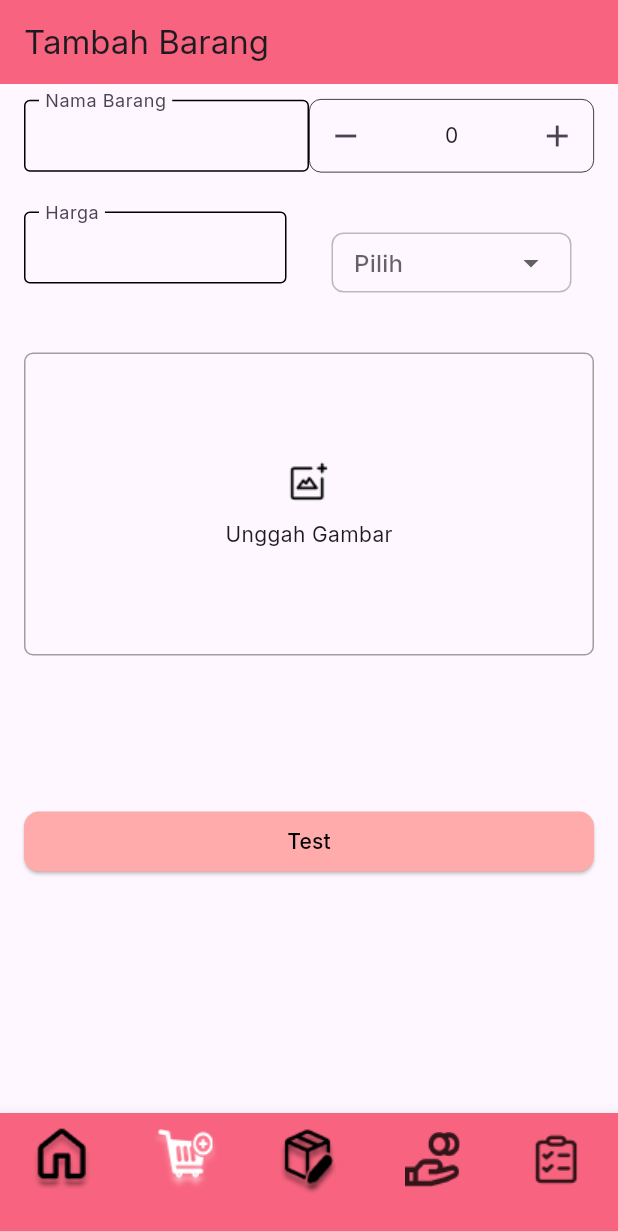
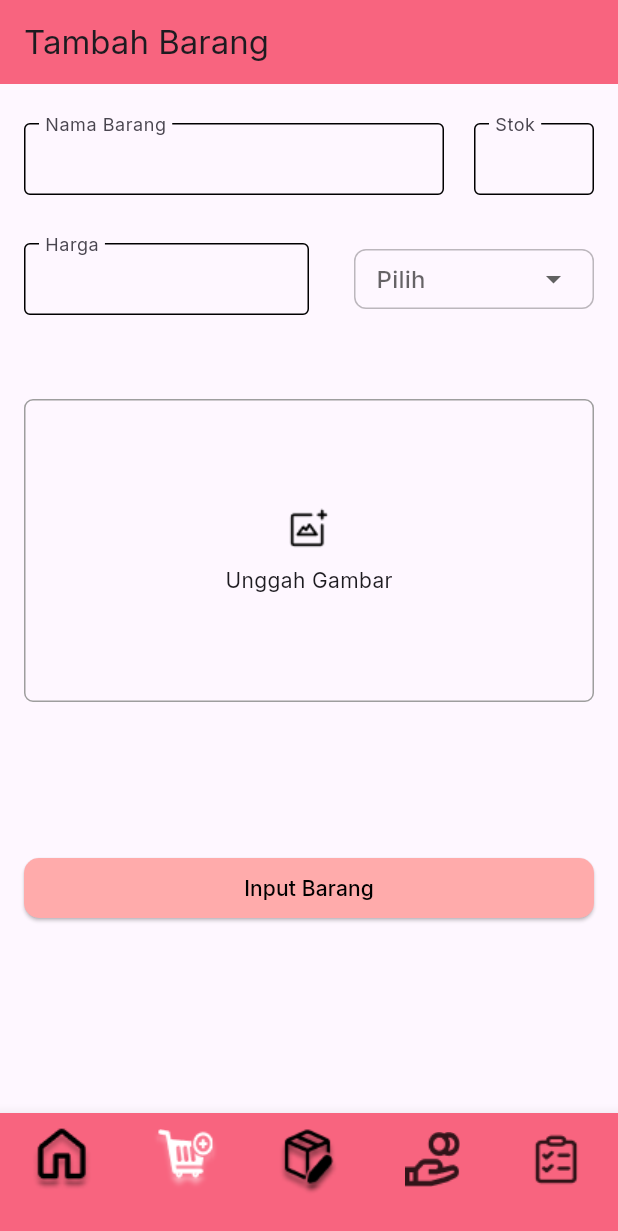
Before and after one commit to Rafi1702/aplikasi_keuangan_sakila, a Flutter app: the screen it shows after launch, item 2 of the bottom bar chosen, on a phone screen of 412 x 824 dp. Shown: the top 1231 px of the screen. Run offline on Flutter 3.47's test engine with Material 3 defaults, Android fonts, the phone set to English and light mode, and no system bars; drawn by our look-alikes of dropdown_button2; our stand-ins replace bloc, equatable, flutter_bloc, google_fonts, shared_preferences; missing offline and left inert: http_interceptor; statements that could not run were skipped.

Commit message:
fix sedikit

```diff
--- a/lib/bloc/barang/barang_bloc.dart
+++ b/lib/bloc/barang/barang_bloc.dart
@@ -33,9 +33,10 @@ class BarangBloc extends Bloc<BarangEvent, BarangState> {
   void insertBarang(InsertBarangEvent event, Emitter emit) async {
     emit(state.copyWith(status: BarangStatus.loading, isInserting: true));
     try {
-      final barang = await BarangService().insertBarang(event.barang);
+      final newBarang = await BarangService().insertBarang(event.barang);
+      print(newBarang.namaBarang);
       final List<DataBarang> updatedBarang = List.from(state.barang)
-        ..add(barang);
+        ..add(newBarang);
       emit(state.copyWith(
           status: BarangStatus.loaded,
           barang: updatedBarang,
--- a/lib/core/validators/validators.dart
+++ b/lib/core/validators/validators.dart
@@ -1,7 +1,7 @@
 class GlobalValidator {
   static String? fieldBarang(String? value, String? fieldName) {
     if (value == null || value.isEmpty) {
-      return '$fieldName Barang tidak boleh kosong';
+      return '';
     }
     return null;
   }
--- a/lib/model/barang_model.dart
+++ b/lib/model/barang_model.dart
@@ -44,21 +44,20 @@ class BarangModel {
 }
 
 class DataBarang {
-  int idBarang;
+  int? idBarang;
   String namaBarang;
   String jenisBarang;
   int stokBarang;
   int hargaBarang;
-  DetailPengeluaran? detailPengeluaran;
+
   int? kuantitas;
 
   DataBarang({
-    required this.idBarang,
+    this.idBarang,
     required this.namaBarang,
     required this.jenisBarang,
     required this.stokBarang,
     required this.hargaBarang,
-    this.detailPengeluaran,
     this.kuantitas = 0,
   });
 
@@ -77,7 +76,6 @@ class DataBarang {
         jenisBarang: jenisBarang ?? this.jenisBarang,
         stokBarang: stokBarang ?? this.stokBarang,
         hargaBarang: hargaBarang ?? this.hargaBarang,
-        detailPengeluaran: detailPengeluaran ?? this.detailPengeluaran,
         kuantitas: kuantitas ?? this.kuantitas,
       );
 
@@ -95,6 +93,6 @@ class DataBarang {
         "jenis_barang": jenisBarang,
         "stok_barang": stokBarang,
         "harga_barang": hargaBarang,
-        "kuantitas": kuantitas,
+        // "kuantitas": kuantitas,
       };
 }
--- a/lib/services/barang_service.dart
+++ b/lib/services/barang_service.dart
@@ -23,7 +23,7 @@ class BarangService {
           Uri.parse('${HttpClient.API_URL}/barang'),
           body: jsonEncode(barang.toJson()));
 
-      return DataBarang.fromJson(jsonDecode(response.body));
+      return DataBarang.fromJson(jsonDecode(response.body)['data']);
     } on SocketException {
       throw CustomException(SOCKET_EXCEPTION);
     }
--- a/lib/view/laporan_page.dart
+++ b/lib/view/laporan_page.dart
@@ -1,6 +1,6 @@
 import 'package:flutter/material.dart';
 import 'package:sakila_store_project/core/theme/colors.dart';
-import 'package:sakila_store_project/view/laporan_pengeluaran_list.dart';
+import 'package:sakila_store_project/view/pengeluaran_harian_page.dart';
 
 import 'package:sakila_store_project/widgets/custom_button.dart';
 
@@ -37,7 +37,7 @@ class LaporanPage extends StatelessWidget {
               Navigator.push(
                   context,
                   MaterialPageRoute(
-                      builder: (context) => const LaporanPengeluaranPage()));
+                      builder: (context) => const PengeluaranHarianPage()));
             }),
         const SizedBox(height: 50.0),
         _container(
--- a/lib/view/laporan_pengeluaran_list.dart
+++ b/lib/view/pengeluaran_harian_page.dart
@@ -7,8 +7,8 @@ import 'package:sakila_store_project/bloc/pengeluaran/pengeluaran_state.dart';
 import 'package:sakila_store_project/view/detail_pengeluaran_page.dart';
 import 'package:sakila_store_project/widgets/loading_dialog.dart';
 
-class LaporanPengeluaranPage extends StatelessWidget {
-  const LaporanPengeluaranPage({super.key});
+class PengeluaranHarianPage extends StatelessWidget {
+  const PengeluaranHarianPage({super.key});
 
   @override
   Widget build(BuildContext context) {
--- a/lib/view/tambah_barang_page.dart
+++ b/lib/view/tambah_barang_page.dart
@@ -19,16 +19,11 @@ class TambahBarangPage extends StatefulWidget {
 class _TambahBarangPageState extends State<TambahBarangPage> {
   final TextEditingController _namaBarangController = TextEditingController();
   final TextEditingController _hargaBarangController = TextEditingController();
+  final TextEditingController _stokController = TextEditingController();
   int quantity = 0;
   final _formKey = GlobalKey<FormState>();
 
   String? _selectedValue;
-
-  void increaseQuantity() {
-    setState(() {
-      quantity += 1;
-    });
-  }
 
   void setJenisBarangValue(String value) {
     setState(() {
@@ -50,14 +45,13 @@ class _TambahBarangPageState extends State<TambahBarangPage> {
           listenWhen: (previous, current) =>
               current.isInserting || previous.isInserting,
           listener: (context, state) {
-            if (state.status == BarangStatus.loaded) {
+            if (state.status == BarangStatus.error) {
               Dialogs.showErrorDialog(context, state.errorMessage);
             }
           },
           child: Column(
             children: [
               _row1(),
-              const SizedBox(height: 20.0),
               _row2(),
               const SizedBox(height: 40.0),
               pictureContainer(),
@@ -66,10 +60,21 @@ class _TambahBarangPageState extends State<TambahBarangPage> {
                 width: double.infinity,
                 child: CustomButton(
                   color: AppColors.secondaryColor,
-                  widget: const Text("Test"),
+                  widget: const Text("Input Barang"),
                   onPressed: () {
                     if (_formKey.currentState!.validate()) {
-                      print('Test');
+                      final barang = DataBarang(
+                          namaBarang: _namaBarangController.text,
+                          hargaBarang: int.parse(_hargaBarangController.text),
+                          stokBarang: int.parse(_stokController.text),
+                          jenisBarang: _selectedValue!);
+
+                      context
+                          .read<BarangBloc>()
+                          .add(InsertBarangEvent(barang: barang));
+                    } else {
+                      Dialogs.showErrorDialog(
+                          context, 'Field barang masih ada yang kosong');
                     }
                   },
                   radiusValue: 10.0,
@@ -103,10 +108,14 @@ class _TambahBarangPageState extends State<TambahBarangPage> {
   }
 
   Widget _row2() {
-    return Row(
+    return SizedBox(
+      height: 80.0,
+      child: Center(
+        child: Row(
           children: [
             Expanded(
               child: CustomTextField(
+                keyboardType: TextInputType.number,
                 text: 'Harga',
                 hintText: '',
                 controller: _hargaBarangController,
@@ -117,8 +126,7 @@ class _TambahBarangPageState extends State<TambahBarangPage> {
               ),
             ),
             const SizedBox(width: 30.0),
-        Expanded(
-          child: CustomDropDown(
+            CustomDropDown(
               list: JenisBarang.values.map((e) => e.value).toList(),
               text: "",
               value: _selectedValue,
@@ -126,14 +134,16 @@ class _TambahBarangPageState extends State<TambahBarangPage> {
                 setJenisBarangValue(val!);
               },
             ),
+          ],
         ),
-      ],
+      ),
     );
   }
 
   Widget _row1() {
-    return Row(
-      crossAxisAlignment: CrossAxisAlignment.center,
+    return SizedBox(
+      height: 80.0,
+      child: Row(
         children: [
           Expanded(
             child: CustomTextField(
@@ -146,26 +156,44 @@ class _TambahBarangPageState extends State<TambahBarangPage> {
               },
             ),
           ),
-        Expanded(
-            child: Container(
-          decoration: BoxDecoration(
-            borderRadius: BorderRadius.circular(8.0),
-            border: Border.all(width: 0.5),
+          const SizedBox(width: 20.0),
+
+          CustomTextField(
+            keyboardType: TextInputType.number,
+            size: 80.0,
+            text: 'Stok',
+            controller: _stokController,
+            hintText: '',
+            radiusValue: 4.0,
+            validator: (val) {
+              return GlobalValidator.fieldBarang(val, 'Stok');
+            },
           ),
-          child:
-              Row(mainAxisAlignment: MainAxisAlignment.spaceBetween, children: [
-            IconButton(
-              icon: const Icon(Icons.remove),
-              onPressed: () {},
+          // Container(
+          //   decoration: BoxDecoration(
+          //     borderRadius: BorderRadius.circular(8.0),
+          //     border: Border.all(width: 0.5),
+          //   ),
+          //   child: Row(
+          //       mainAxisAlignment: MainAxisAlignment.spaceBetween,
+          //       children: [
+          //         IconButton(
+          //           icon: const Icon(Icons.remove),
+          //           onPressed: () {
+
+          //           },
+          //         ),
+          //         Text(quantity.toString()),
+          //         IconButton(
+          //           icon: const Icon(Icons.add),
+          //           onPressed: () {
+
+          //           },
+          //         ),
+          //       ]),
+          // ),
+        ],
       ),
-            Text(quantity.toString()),
-            IconButton(
-              icon: const Icon(Icons.add),
-              onPressed: () {},
-            ),
-          ]),
-        )),
-      ],
     );
   }
 
--- a/lib/view/transaksi_baru_page.dart
+++ b/lib/view/transaksi_baru_page.dart
@@ -275,7 +275,7 @@ Widget _barangCard(BarangState state, int index, BuildContext context) {
             GestureDetector(
               onTap: () {
                 context.read<BarangBloc>().add(
-                    KurangiKuantitasEvent(id: state.barang[index].idBarang));
+                    KurangiKuantitasEvent(id: state.barang[index].idBarang!));
               },
               child: const Icon(Icons.remove, size: 20.0),
             ),
@@ -283,7 +283,7 @@ Widget _barangCard(BarangState state, int index, BuildContext context) {
             GestureDetector(
               onTap: () {
                 context.read<BarangBloc>().add(
-                    TambahKuantitasEvent(id: state.barang[index].idBarang));
+                    TambahKuantitasEvent(id: state.barang[index].idBarang!));
               },
               child: const Icon(Icons.add, size: 20.0),
             ),
--- a/lib/widgets/custom_dropdown.dart
+++ b/lib/widgets/custom_dropdown.dart
@@ -32,7 +32,6 @@ class CustomDropDown extends StatelessWidget {
               width: 200,
               decoration: BoxDecoration(
                 borderRadius: BorderRadius.circular(14),
-                color: Colors.redAccent,
               ),
             ),
             buttonStyleData: ButtonStyleData(
```
Lines whose indentation alone changed are shown as unchanged.
